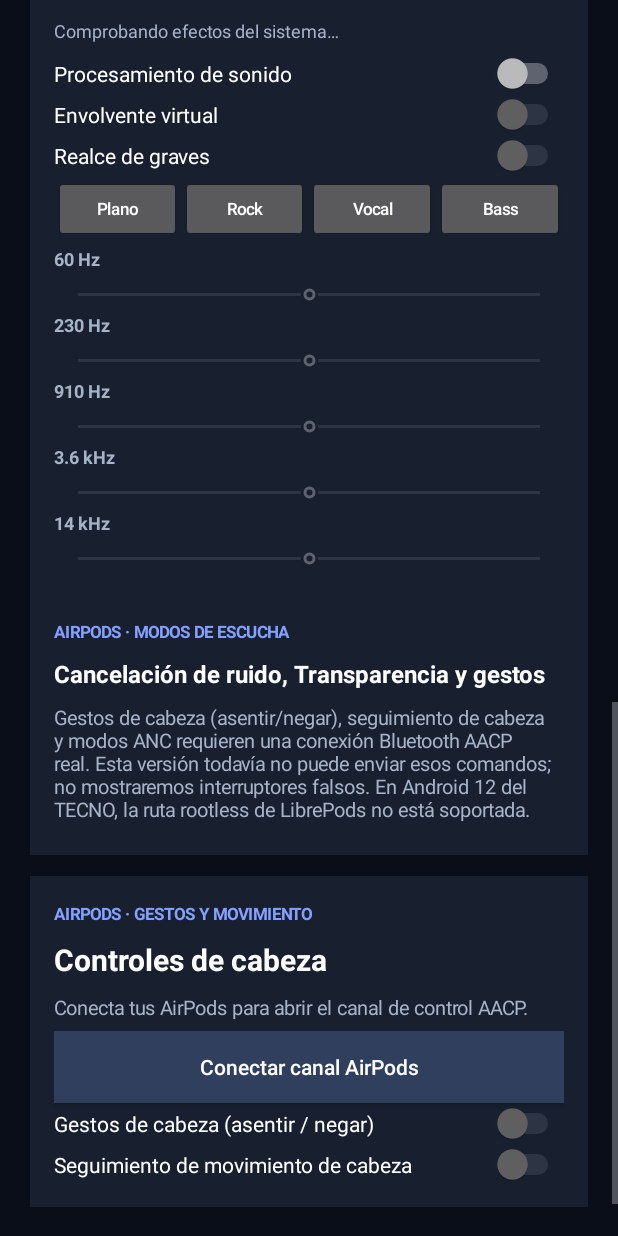
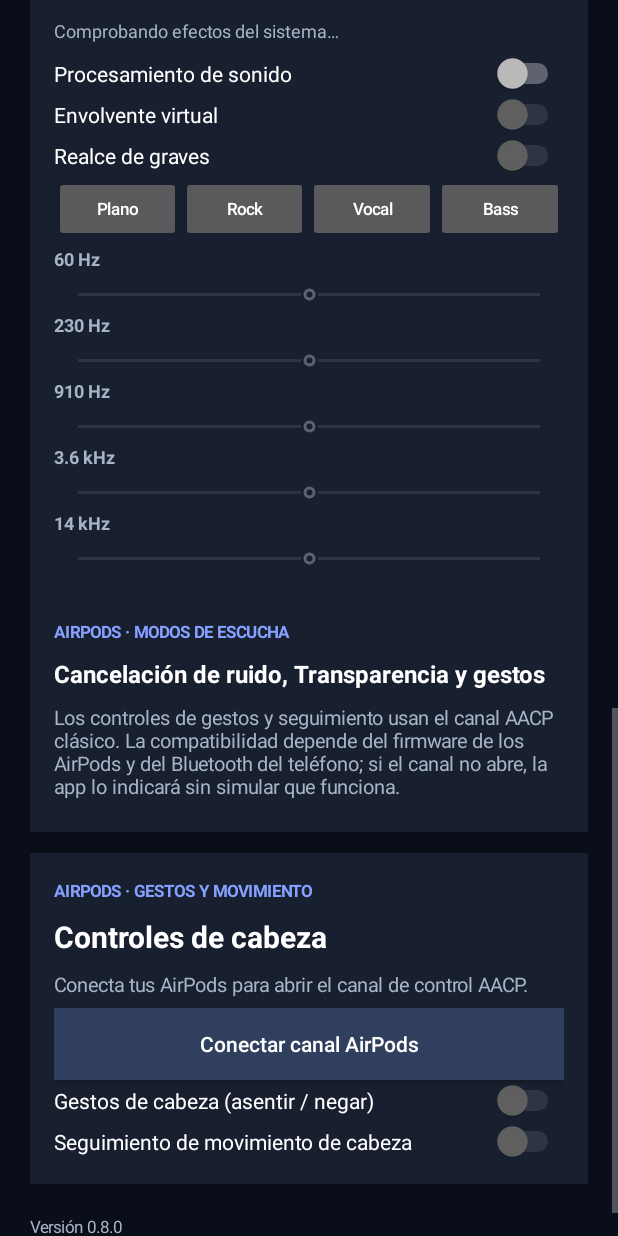
Before and after one commit to lapor9378-cmd/AirPods-Ultimate-Android, an Android app: the screen it shows after launch (MainActivity), scrolled down 1153 dp, on a phone screen of 412 x 824 dp. Run offline under Robolectric (Android 15) with nearby library versions, the phone set to English and light mode, and no system bars.

Commit message:
Update version label and AACP compatibility explanation

```diff
--- a/app/src/main/java/com/airpodsultimate/MainActivity.kt
+++ b/app/src/main/java/com/airpodsultimate/MainActivity.kt
@@ -158,12 +158,12 @@ class MainActivity : ComponentActivity() {
         val modes = card()
         modes.addView(text("AIRPODS · MODOS DE ESCUCHA", 11, accent, true))
         modes.addView(text("Cancelación de ruido, Transparencia y gestos", 16, Color.WHITE, true))
-        modes.addView(text("Gestos de cabeza (asentir/negar), seguimiento de cabeza y modos ANC requieren una conexión Bluetooth AACP real. Esta versión todavía no puede enviar esos comandos; no mostraremos interruptores falsos. En Android 12 del TECNO, la ruta rootless de LibrePods no está soportada.", 13, secondary))
+        modes.addView(text("Los controles de gestos y seguimiento usan el canal AACP clásico. La compatibilidad depende del firmware de los AirPods y del Bluetooth del teléfono; si el canal no abre, la app lo indicará sin simular que funciona.", 13, secondary))
         content.addView(modes)
         content.addView(space(14))
         content.addView(buildHeadControlsCard())
         content.addView(space(18))
-        content.addView(text("Versión 0.7.1", 11, secondary))
+        content.addView(text("Versión 0.8.0", 11, secondary))
         showBattery(null)
     }
 
```
